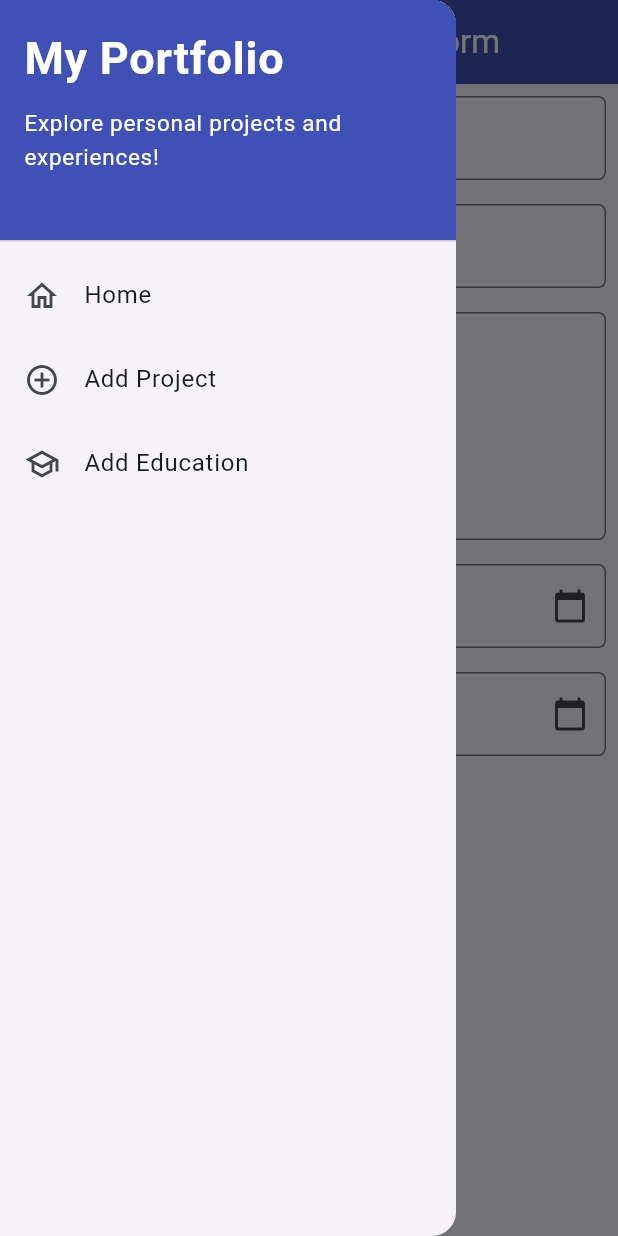
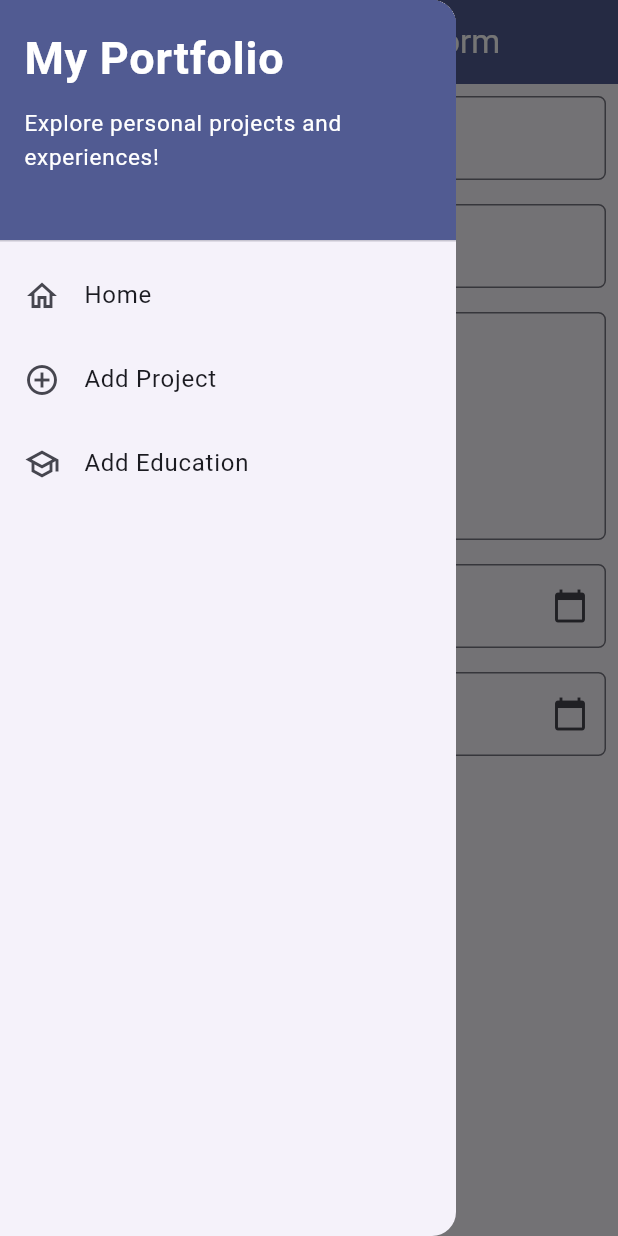
Before and after one commit to meronash/myportofolio_mobile, a Flutter app: the EducationFormPage screen opened directly, with the side drawer open, on a phone screen of 412 x 824 dp. Run offline on Flutter 3.47's test engine with Material 3 defaults, Android fonts, the phone set to English and light mode, and no system bars; our stand-ins replace material_ui.

Commit message:
style: align UI colors with app theme and update README

```diff
--- a/lib/screens/education_form.dart
+++ b/lib/screens/education_form.dart
@@ -53,8 +53,8 @@ class _EducationFormPageState extends State<EducationFormPage> {
     return Scaffold(
       appBar: AppBar(
         title: const Center(child: Text('Add Education Form')),
-        backgroundColor: Colors.indigo,
-        foregroundColor: Colors.white,
+        backgroundColor: Theme.of(context).colorScheme.primary,
+        foregroundColor: Theme.of(context).colorScheme.onPrimary,
       ),
       drawer: const LeftDrawer(),
       body: Form(
--- a/lib/screens/project_form.dart
+++ b/lib/screens/project_form.dart
@@ -30,8 +30,8 @@ class _ProjectFormPageState extends State<ProjectFormPage> {
     return Scaffold(
       appBar: AppBar(
         title: const Center(child: Text('Add Project Form')),
-        backgroundColor: Colors.indigo,
-        foregroundColor: Colors.white,
+        backgroundColor: Theme.of(context).colorScheme.primary,
+        foregroundColor: Theme.of(context).colorScheme.onPrimary,
       ),
       drawer: const LeftDrawer(),
       body: Form(
--- a/lib/widgets/left_drawer.dart
+++ b/lib/widgets/left_drawer.dart
@@ -11,9 +11,9 @@ class LeftDrawer extends StatelessWidget {
     return Drawer(
       child: ListView(
         children: [
-          const DrawerHeader(
-            decoration: BoxDecoration(color: Colors.indigo),
-            child: Column(
+          DrawerHeader(
+            decoration: BoxDecoration(color: Theme.of(context).colorScheme.primary),
+            child: const Column(
               crossAxisAlignment: CrossAxisAlignment.start,
               children: [
                 Text(
```
Also changed, not shown: 1 other file.
